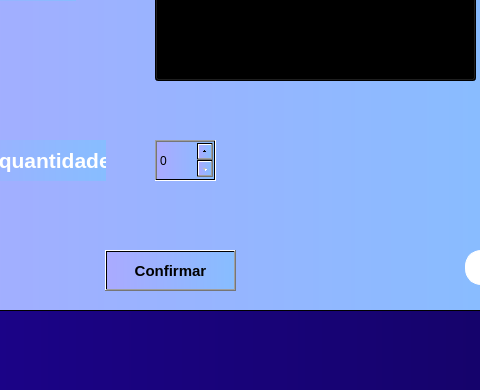
This is comprar.ui in wellington-tinho/Controle-de-estoque-PY-SQL-QTDesing as Qt 5 draws it before an edit; both pictures show x 495 to 975 and y 370 to 760 of the 1312 by 760 pixel window. The edited form follows.
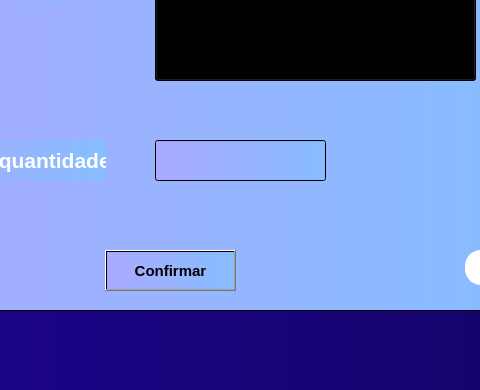
This is the edited form. Icons and pictures are not drawn.

What changed in the file:
```diff
--- a/comprar.ui
+++ b/comprar.ui
@@ -469,16 +469,6 @@
        <string>Escolha um item</string>
       </property>
      </widget>
-     <widget class="QSpinBox" name="spinBox">
-      <property name="geometry">
-       <rect>
-        <x>320</x>
-        <y>460</y>
-        <width>61</width>
-        <height>41</height>
-       </rect>
-      </property>
-     </widget>
      <widget class="QLabel" name="label_12">
       <property name="geometry">
        <rect>
@@ -505,6 +495,30 @@
        <string>Escolha a quantidade</string>
       </property>
      </widget>
+     <widget class="QLineEdit" name="lineEdit_5">
+      <property name="geometry">
+       <rect>
+        <x>320</x>
+        <y>460</y>
+        <width>171</width>
+        <height>41</height>
+       </rect>
+      </property>
+      <property name="font">
+       <font>
+        <pointsize>12</pointsize>
+        <weight>75</weight>
+        <bold>true</bold>
+       </font>
+      </property>
+      <property name="styleSheet">
+       <string notr="true">QLineEdit:focus{
+	border: 2px solid rgb(255, 255, 255);  
+	color:rgb(255, 255, 255);
+}
+</string>
+      </property>
+     </widget>
     </widget>
    </widget>
   </widget>
```
